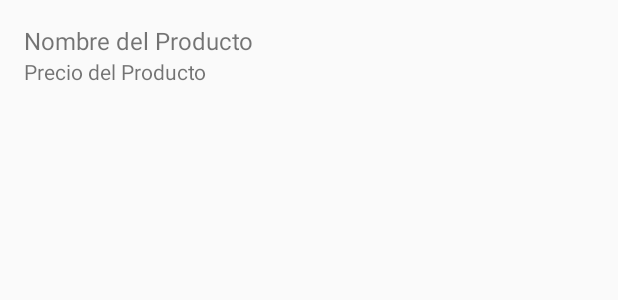
After one commit to M3S1A5/firecash, an Android app built with Jetpack Compose: the layout item_producto.xml on its own in the app's theme, with its tools: preview values and no code run, on a phone screen of 412 x 824 dp. The commit adds this screen. Shown: the top 300 px of the screen. Run offline under Robolectric (Android 15) with nearby library versions, the phone set to English and light mode, and no system bars.

Commit message:
Se an corregido algunos errores y añadido layouts

```diff
--- a/app/build.gradle.kts
+++ b/app/build.gradle.kts
@@ -65,6 +65,9 @@ dependencies {
     ksp("androidx.room:room-compiler:2.5.1")
     implementation("androidx.lifecycle:lifecycle-viewmodel-ktx:2.8.1")
     implementation("androidx.lifecycle:lifecycle-livedata-ktx:2.8.1")
+    implementation ("androidx.core:core-ktx:1.9.0")
+    implementation ("androidx.appcompat:appcompat:1.6.0")
+    implementation ("androidx.activity:activity-ktx:1.6.0")
     testImplementation(libs.junit)
     androidTestImplementation(libs.androidx.junit)
     androidTestImplementation(libs.androidx.espresso.core)
--- a/app/src/main/java/com/example/firecash/Producto.kt
+++ b/app/src/main/java/com/example/firecash/Producto.kt
@@ -4,7 +4,7 @@ import androidx.room.Entity
 import androidx.room.PrimaryKey
 
 @Entity(tableName = "productos")
-data class producto(
+data class Producto(
 @PrimaryKey(autoGenerate = true) val id: Int = 0,
 val nombre: String,
 val precio: Double
--- a/app/src/main/java/com/example/firecash/ProductoListAdapter.kt
+++ b/app/src/main/java/com/example/firecash/ProductoListAdapter.kt
@@ -5,7 +5,7 @@ import android.view.ViewGroup
 import androidx.recyclerview.widget.DiffUtil
 import androidx.recyclerview.widget.ListAdapter
 import androidx.recyclerview.widget.RecyclerView
-import com.example.firecash.databinding.ItemProductoBinding
+import com.example.firecash.dataBinding.ItemProductoBinding
 
 class ProductoListAdapter : ListAdapter<Producto, ProductoListAdapter.ProductoViewHolder>(ProductosComparator()) {
     override fun onCreateViewHolder(parent: ViewGroup, viewType: Int): ProductoViewHolder {
--- a/app/src/main/java/com/example/firecash/ProductoRepository.kt
+++ b/app/src/main/java/com/example/firecash/ProductoRepository.kt
@@ -1,7 +1,7 @@
 package com.example.firecash
 
 import androidx.lifecycle.LiveData
-
+import com.example.firecash.ProductoRepository
 class ProductoRepository(private val productoDao: ProductoDao) {
     val productos: LiveData<List<Producto>> = productoDao.obtenerProductos()
 
--- /dev/null
+++ b/app/src/main/res/layout/item_producto.xml
@@ -0,0 +1,22 @@
+<?xml version="1.0" encoding="utf-8"?>
+<LinearLayout xmlns:android="http://schemas.android.com/apk/res/android"
+    android:layout_width="match_parent"
+    android:layout_height="wrap_content"
+    android:orientation="vertical"
+    android:padding="16dp">
+
+    <TextView
+        android:id="@+id/textoNombreProducto"
+        android:layout_width="wrap_content"
+        android:layout_height="wrap_content"
+        android:text="Nombre del Producto"
+        android:textSize="16sp" />
+
+    <TextView
+        android:id="@+id/textoPrecioProducto"
+        android:layout_width="wrap_content"
+        android:layout_height="wrap_content"
+        android:text="Precio del Producto"
+        android:textSize="14sp" />
+
+</LinearLayout>
```
Also changed, not shown: app/src/main/java/com/example/firecash/AppVentasApplication.kt (added, +11 -0 lines), app/src/main/java/com/example/firecash/ItemProductoBinding.kt (deleted, +0 -57 lines), app/src/main/java/com/example/firecash/MainActivity.kt (+17 -9 lines), app/src/main/java/com/example/firecash/ProductoViewModel.kt (+10 -8 lines), app/src/main/java/com/example/firecash/VentaViewModel.kt (+10 -12 lines), app/src/main/res/layout/activity_main.xml (added, +30 -0 lines).
